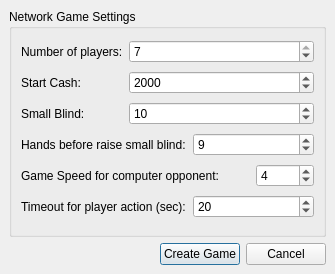
Above: src/gui/qt/createnetworkgamedialog.ui from pokerth/pokerth before the change. Below: the same form after it.
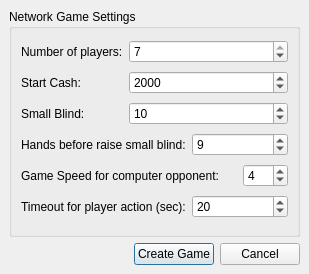
That is the form after the change.

Patch:
```diff
--- a/src/gui/qt/createnetworkgamedialog.ui
+++ b/src/gui/qt/createnetworkgamedialog.ui
@@ -5,7 +5,7 @@
    <rect>
     <x>0</x>
     <y>0</y>
-    <width>335</width>
+    <width>309</width>
     <height>274</height>
    </rect>
   </property>
```
